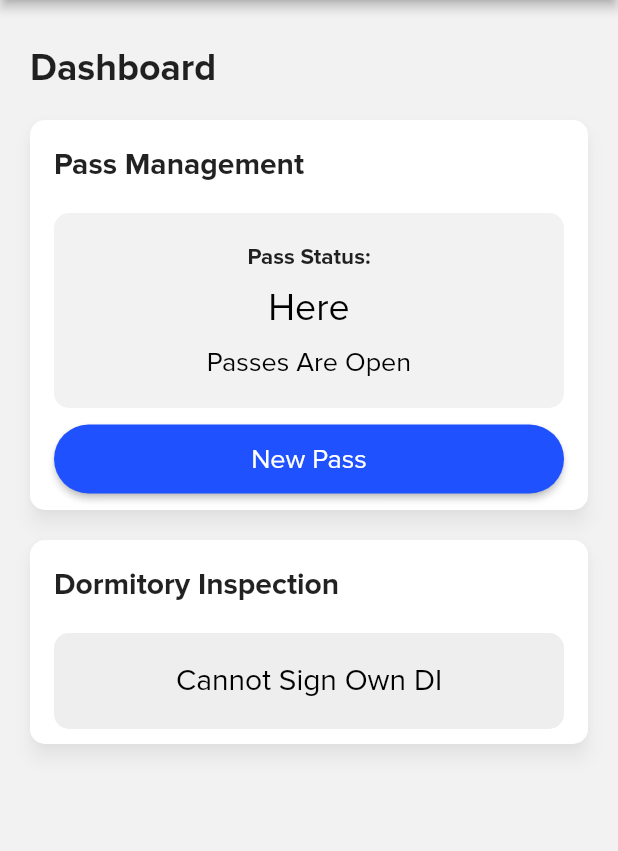
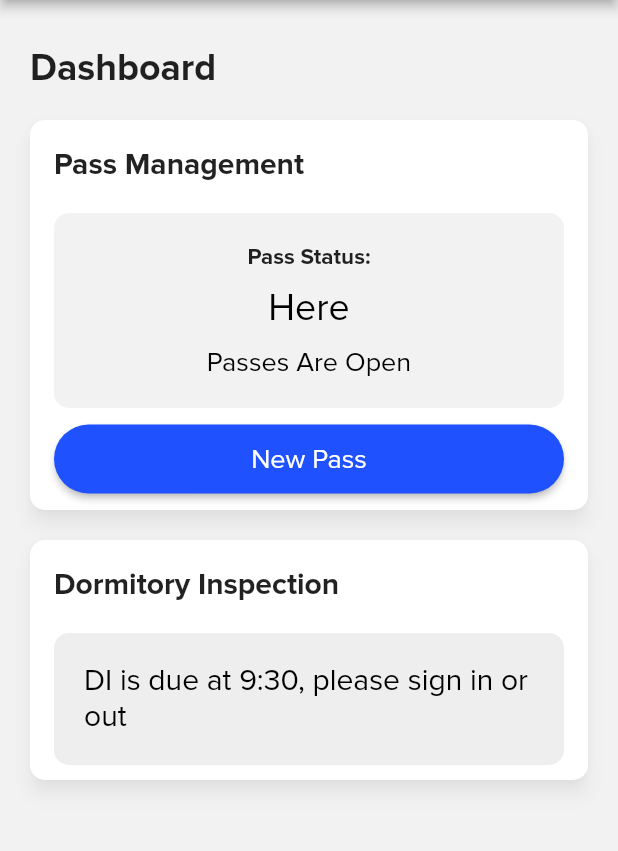
Before and after one commit to USAFA-HAVOC/FalconNet, a Flutter app: the screen it shows after launch, after a tap on "Demo mode (Apple)", on a phone screen of 412 x 824 dp, the part 105-956 px from its top. Run offline on Flutter 3.47's test engine with Material 2 defaults, Android fonts, the phone set to English and light mode, and no system bars; our stand-ins replace async_redux, bouncing_widget, built_collection, built_value, dartz, dio and 15 more; missing offline and left inert: aad_oauth, string_similarity, universal_html, wiredash; accounts and stored records are empty; network calls fail.

Commit message:
i should not be a frontend developer :)

```diff
--- a/lib/Structure/Pages/Dashboard/DIWidget.dart
+++ b/lib/Structure/Pages/Dashboard/DIWidget.dart
@@ -38,8 +38,8 @@ class DIWidget extends StatelessWidget {
                   .any((role) => role.name == Roles.signable.name);
 
               //Determines whether time is signable
-              bool time = !DateTime.now()
-                  .isBefore(combineDate(DateTime.now(), diOpens));
+              // bool time = !DateTime.now()
+              //     .isBefore(combineDate(DateTime.now(), diOpens));
 
               DateTime now = DateTime.now().toUtc();
 
@@ -54,15 +54,27 @@ class DIWidget extends StatelessWidget {
                       (e) => e.time.difference(DateTime.now()).inSeconds.abs());
 
               UserStatus status;
+              bool diTime;
+              String diTimeStr;
 
               if (options.isNotEmpty) {
                 di = options.first;
+                diTime = di.submission_start.isBefore(now) && di.submission_deadline.isAfter(now);
+                if (di.submission_start.isAfter(now)) {
+                  diTimeStr = "DI Opens at ${di.submission_start.toLocal().hour}:${di.submission_start.toLocal().minute}";
+                } else if (di.submission_deadline.isAfter(now)) {
+                  diTimeStr = "DI is due at ${di.submission_start.toLocal().hour}:${di.submission_start.toLocal().minute}, please sign in or out";
+                } else {
+                  diTimeStr = "DI is closed";
+                }
                 status = UserStatusNames.parse(di.status);
               } else {
                 status = UserStatus.unsigned;
+                diTime = false;
+                diTimeStr = "unable to find DI event";
               }
 
-              bool signable = status == UserStatus.unsigned && senior && time;
+              bool signable = status == UserStatus.unsigned && senior && diTime;
 
               switch (status) {
                 case UserStatus.unassigned:
@@ -76,7 +88,7 @@ class DIWidget extends StatelessWidget {
                 case UserStatus.leave:
                   text = [
                     Text(
-                      "Cannot Sign DI on Leave",
+                      "Currently on Leave",
                       style: Theme.of(context).textTheme.headlineMedium,
                     )
                   ];
@@ -90,47 +102,37 @@ class DIWidget extends StatelessWidget {
                   ];
                   break;
                 case UserStatus.out_returning:
+                  text = [
+                    Text(
+                      "Pass ends before Taps, you must sign in and get accounted for tonight",
+                      style: Theme.of(context).textTheme.headlineMedium,
+                    )
+                  ];
+                  break;
                 case UserStatus.overdue:
                 case UserStatus.out:
                   text = [
                     Text(
-                      "Close Pass to Sign DI",
+                      "Signed out for the night",
                       style: Theme.of(context).textTheme.headlineMedium,
                     )
                   ];
                   break;
                 case UserStatus.excused:
-                case UserStatus.unsigned:
-                  if (!time) {
-                    SchedulingService().schedule(
-                        id: "di",
-                        time: combineDate(DateTime.now(), diOpens),
-                        payload: "opened"
-                    );
-                  }
-
-                  if (senior && time) {
                   text = [
                     Text(
-                        "DI is Open",
+                      "Excused from DI",
                       style: Theme.of(context).textTheme.headlineMedium,
                     )
                   ];
-                  } else if (!senior) {
+                  break;
+                case UserStatus.unsigned:
                   text = [
                     Text(
-                        "Cannot Sign Own DI",
+                      diTimeStr,
                       style: Theme.of(context).textTheme.headlineMedium,
                     )
                   ];
-                  } else {
-                    text = [
-                      Text(
-                        "DI Opens at ${diOpens.hour}:${diOpens.minute}",
-                        style: Theme.of(context).textTheme.headlineMedium,
-                      )
-                    ];
-                  }
                   break;
               }
 
--- a/pubspec.yaml
+++ b/pubspec.yaml
@@ -17,7 +17,7 @@ publish_to: "none" # Remove this line if you wish to publish to pub.dev
 # https://developer.apple.com/library/archive/documentation/General/Reference/InfoPlistKeyReference/Articles/CoreFoundationKeys.html
 # In Windows, build-name is used as the major, minor, and patch parts
 # of the product and file versions while build-number is used as the build suffix.
-version: 1.4.0+7
+version: 1.8.0+11
 
 environment:
   sdk: ">=3.0.0"
```
Also changed, not shown: lib/Model/Store/Actions/PassAction.dart (+42 -1 lines), 2 other files. Lines whose indentation alone changed are shown as unchanged.
